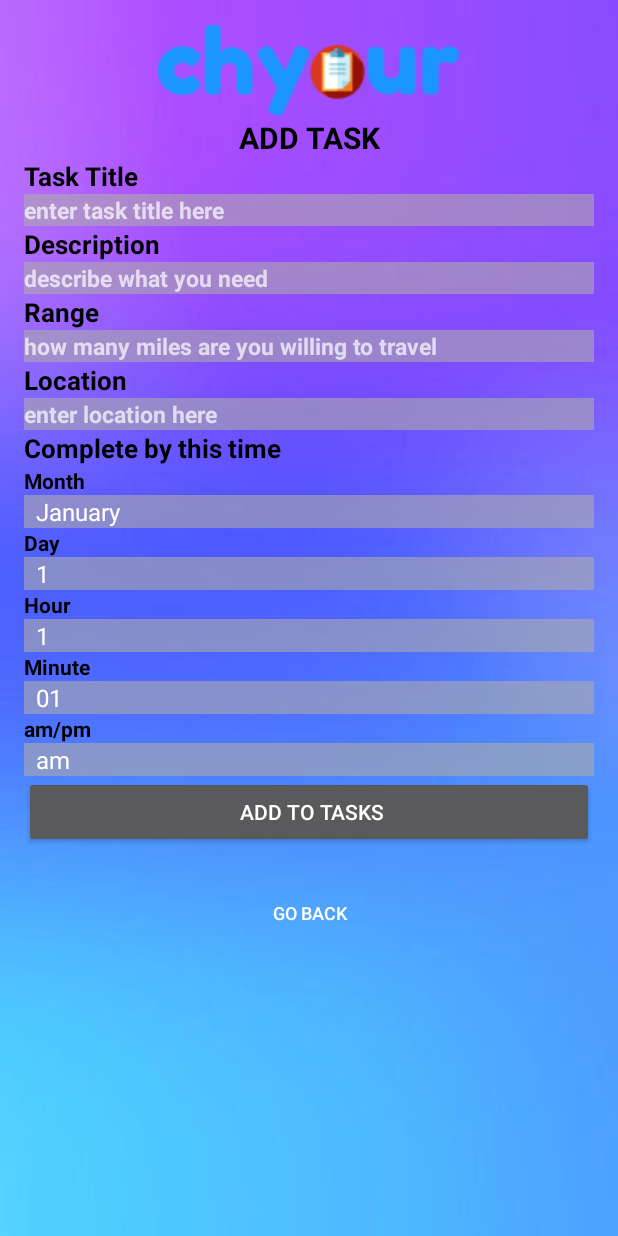
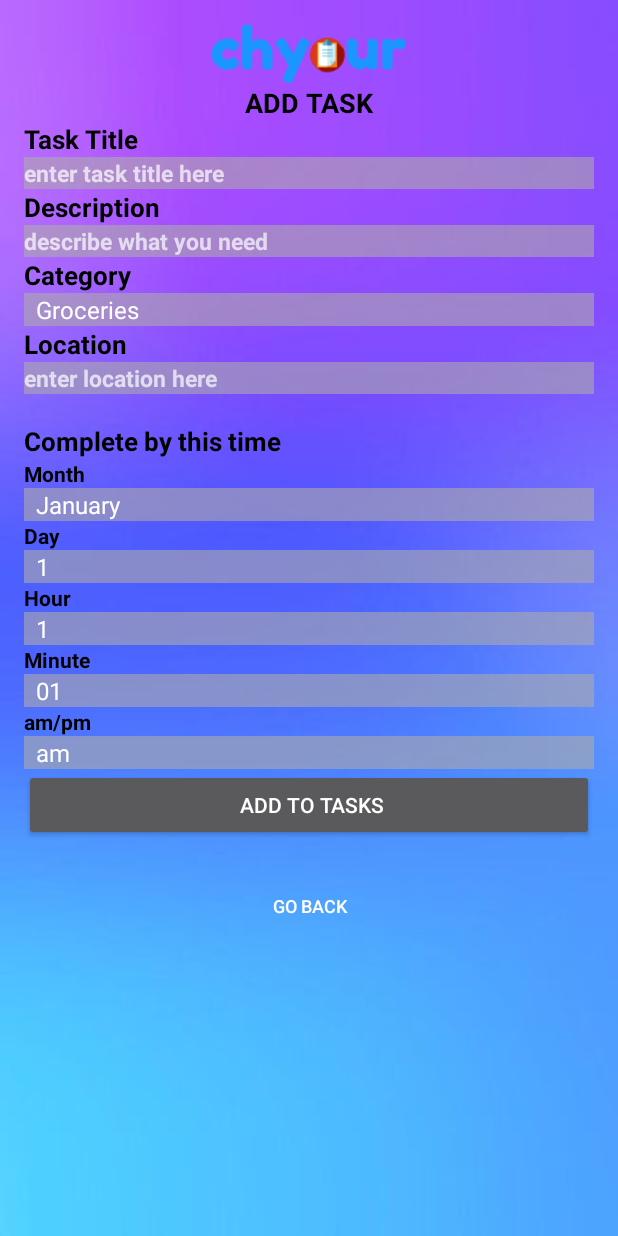
Before and after one commit to AakankshaRaika/chYOUR, an Android app: the addTasks screen opened directly, with no data from a screen before it, on a phone screen of 412 x 824 dp. Run offline under Robolectric (Android 15) with nearby library versions, the phone set to English and light mode, and no system bars; 9 statements that could not run were skipped.

Commit message:
Categories added

```diff
--- a/chYOUR/app/build.gradle
+++ b/chYOUR/app/build.gradle
@@ -10,12 +10,16 @@ android {
         targetSdkVersion 24
         versionCode 1
         versionName "1.0"
+        multiDexEnabled true
     }
     buildTypes {
         release {
-            minifyEnabled false
+            minifyEnabled true
             proguardFiles getDefaultProguardFile('proguard-android.txt'), 'proguard-rules.pro'
         }
+    }
+    dexOptions {
+        javaMaxHeapSize "4g"
     }
 }
 
--- a/chYOUR/app/src/main/java/chyourgui/TaskManagement.java
+++ b/chYOUR/app/src/main/java/chyourgui/TaskManagement.java
@@ -51,7 +51,7 @@ public class TaskManagement extends AppCompatActivity implements View.OnClickLis
 
         temp = "Title: " + taskMap.get(currentId).get(0) + '\n';
         temp += "Description: " + taskMap.get(currentId).get(1) + '\n';
-        temp += "Range: " + taskMap.get(currentId).get(2) + '\n';
+        temp += "Category: " + taskMap.get(currentId).get(2) + '\n';
         temp += "Location: " + taskMap.get(currentId).get(3) + '\n';
         temp += "Due Date: " + taskMap.get(currentId).get(4)
                 + "/" + taskMap.get(currentId).get(5) + " "
--- a/chYOUR/app/src/main/java/chyourgui/tasks.java
+++ b/chYOUR/app/src/main/java/chyourgui/tasks.java
@@ -48,7 +48,7 @@ public class tasks extends AppCompatActivity implements View.OnClickListener {
 
             temp = "Title: " + taskMap.get(key).get(0) + '\n';
             temp += "Description: " + taskMap.get(key).get(1) + '\n';
-            temp += "Range: " + taskMap.get(key).get(2) + '\n';
+            temp += "Category: " + taskMap.get(key).get(2) + '\n';
             temp += "Location: " + taskMap.get(key).get(3) + '\n';
             temp += "Due Date: " + taskMap.get(key).get(4)
                     + "/" + taskMap.get(key).get(5) + " "
--- a/chYOUR/app/src/main/res/layout/activity_add_tasks.xml
+++ b/chYOUR/app/src/main/res/layout/activity_add_tasks.xml
@@ -10,15 +10,17 @@
     tools:context="chyourgui.addTasks">
 
     <LinearLayout android:layout_width="match_parent" android:layout_height="match_parent"
-        android:layout_alignParentTop="true" android:layout_centerHorizontal="true"
-        android:orientation="vertical" android:weightSum="1">
+        android:orientation="vertical" android:weightSum="1"
+        android:layout_alignParentTop="true"
+        android:layout_alignParentLeft="true"
+        android:layout_alignParentStart="true">
 
         <ImageView android:id="@+id/imageView3" android:layout_width="match_parent"
-            android:layout_height="wrap_content" app:srcCompat="@drawable/logo" />
+            android:layout_height="40dp" app:srcCompat="@drawable/logo" />
 
         <TextView android:id="@+id/textView10" android:layout_width="match_parent"
             android:layout_height="wrap_content" android:text="ADD TASK"
-            android:textAlignment="center" android:textColor="@android:color/black" android:textSize="20sp"
+            android:textAlignment="center" android:textColor="@android:color/black" android:textSize="18sp"
             android:textStyle="normal|bold" />
 
         <TextView android:layout_width="match_parent" android:layout_height="wrap_content"
@@ -41,16 +43,22 @@
             android:textColor="@android:color/white" android:textSize="15sp"
             android:textStyle="normal|bold" />
 
-        <TextView android:id="@+id/textView12" android:layout_width="match_parent"
-            android:layout_height="wrap_content" android:text="Range"
-            android:textColor="@android:color/black" android:textSize="17sp"
-            android:textStyle="normal|bold" />
 
-        <EditText android:id="@+id/rangeVar" android:layout_width="match_parent"
-            android:layout_height="wrap_content" android:background="#99aeaaaa" android:ems="10"
-            android:hint="how many miles are you willing to travel" android:inputType="number"
-            android:textSize="15sp" android:textStyle="normal|bold" />
+        <TextView
+            android:text="Category"
+            android:layout_width="match_parent"
+            android:layout_height="wrap_content"
+            android:id="@+id/textView12"
+            android:textStyle="normal|bold"
+            android:textSize="17sp"
+            android:textColor="@android:color/black" />
 
+        <Spinner
+            android:layout_width="match_parent"
+            android:layout_height="wrap_content"
+            android:id="@+id/category"
+            android:entries="@array/category_array"
+            android:background="#99aeaaaa" />
 
         <TextView android:id="@+id/textView17" android:layout_width="match_parent"
             android:layout_height="wrap_content" android:text="Location"
@@ -61,6 +69,11 @@
             android:layout_height="wrap_content" android:background="#99aeaaaa" android:ems="10"
             android:hint="enter location here" android:inputType="textPersonName"
             android:textSize="15sp" android:textStyle="normal|bold" />
+
+        <TextView
+            android:layout_width="match_parent"
+            android:layout_height="wrap_content"
+            android:id="@+id/textView44" />
 
         <TextView android:id="@+id/textView13" android:layout_width="match_parent"
             android:layout_height="wrap_content" android:text="Complete by this time"
--- a/chYOUR/app/src/main/res/values/strings.xml
+++ b/chYOUR/app/src/main/res/values/strings.xml
@@ -2,6 +2,16 @@
     <string name="app_name">chYOUR</string>
     <string name="action_settings">Settings</string>
     <string name="month_prompt">Choose a month</string>
+
+    <string-array name="category_array">
+        <item>Groceries</item>
+        <item>Hardware</item>
+        <item>Pharmacy</item>
+        <item>Other</item>
+    </string-array>
+
+
+
     <string-array name="month_array">
         <item>January</item>
         <item>February</item>
```
Also changed, not shown: chYOUR/app/src/main/java/com/chyour/addTasks.java (+28 -4 lines), chYOUR/app/src/main/res/layout/signup.xml (+13 -10 lines).
